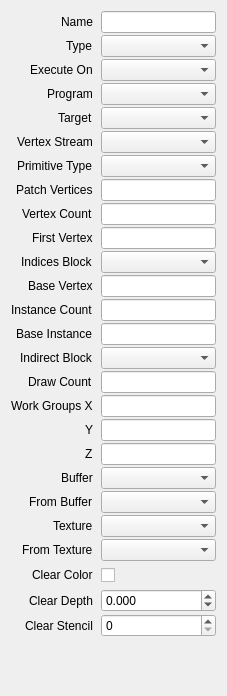
Before: the Qt Designer form src/session/CallProperties.ui in houmain/gpupad, drawn with Qt 5.
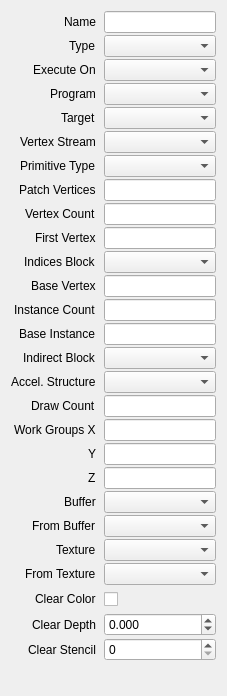
After: the same form once the commit is applied. Custom widgets are drawn as their Qt base class.

Commit message: More work on Ray Tracing call

Diff of the .ui file:
```diff
--- a/src/session/CallProperties.ui
+++ b/src/session/CallProperties.ui
@@ -34,6 +34,16 @@
      <property name="bottomMargin">
       <number>0</number>
      </property>
+     <item row="0" column="0">
+      <widget class="QLabel" name="labelName">
+       <property name="text">
+        <string>Name</string>
+       </property>
+      </widget>
+     </item>
+     <item row="0" column="1">
+      <widget class="QLineEdit" name="name"/>
+     </item>
      <item row="1" column="0">
       <widget class="QLabel" name="labelType">
        <property name="text">
@@ -164,104 +174,97 @@
      <item row="13" column="1">
       <widget class="ExpressionLineEdit" name="baseInstance"/>
      </item>
-     <item row="14" column="0">
-      <widget class="QLabel" name="labelIndirectBufferBlock">
-       <property name="text">
-        <string>Indirect Block</string>
-       </property>
-      </widget>
-     </item>
      <item row="14" column="1">
       <widget class="ReferenceComboBox" name="indirectBufferBlock"/>
      </item>
-     <item row="15" column="0">
+     <item row="16" column="0">
       <widget class="QLabel" name="labelDrawCount">
        <property name="text">
         <string>Draw Count</string>
        </property>
       </widget>
      </item>
-     <item row="15" column="1">
+     <item row="16" column="1">
       <widget class="ExpressionLineEdit" name="drawCount"/>
      </item>
-     <item row="16" column="0">
+     <item row="17" column="0">
       <widget class="QLabel" name="labelWorkGroupsX">
        <property name="text">
         <string>Work Groups X</string>
        </property>
       </widget>
      </item>
-     <item row="16" column="1">
+     <item row="17" column="1">
       <widget class="ExpressionLineEdit" name="workGroupsX"/>
      </item>
-     <item row="17" column="0">
+     <item row="18" column="0">
       <widget class="QLabel" name="labelWorkGroupsY">
        <property name="text">
         <string>Y</string>
        </property>
       </widget>
      </item>
-     <item row="17" column="1">
+     <item row="18" column="1">
       <widget class="ExpressionLineEdit" name="workGroupsY"/>
      </item>
-     <item row="18" column="0">
+     <item row="19" column="0">
       <widget class="QLabel" name="labelWorkGroupsZ">
        <property name="text">
         <string>Z</string>
        </property>
       </widget>
      </item>
-     <item row="18" column="1">
+     <item row="19" column="1">
       <widget class="ExpressionLineEdit" name="workGroupsZ"/>
      </item>
-     <item row="19" column="0">
+     <item row="20" column="0">
       <widget class="QLabel" name="labelBuffer">
        <property name="text">
         <string>Buffer</string>
        </property>
       </widget>
      </item>
-     <item row="19" column="1">
+     <item row="20" column="1">
       <widget class="ReferenceComboBox" name="buffer"/>
      </item>
-     <item row="20" column="0">
+     <item row="21" column="0">
       <widget class="QLabel" name="labelFromBuffer">
        <property name="text">
         <string>From Buffer</string>
        </property>
       </widget>
      </item>
-     <item row="20" column="1">
+     <item row="21" column="1">
       <widget class="ReferenceComboBox" name="fromBuffer"/>
      </item>
-     <item row="21" column="0">
+     <item row="22" column="0">
       <widget class="QLabel" name="labelTexture">
        <property name="text">
         <string>Texture</string>
        </property>
       </widget>
      </item>
-     <item row="21" column="1">
+     <item row="22" column="1">
       <widget class="ReferenceComboBox" name="texture"/>
      </item>
-     <item row="22" column="0">
+     <item row="23" column="0">
       <widget class="QLabel" name="labelFromTexture">
        <property name="text">
         <string>From Texture</string>
        </property>
       </widget>
      </item>
-     <item row="22" column="1">
+     <item row="23" column="1">
       <widget class="ReferenceComboBox" name="fromTexture"/>
      </item>
-     <item row="23" column="0">
+     <item row="24" column="0">
       <widget class="QLabel" name="labelClearColor">
        <property name="text">
         <string>Clear Color</string>
        </property>
       </widget>
      </item>
-     <item row="23" column="1">
+     <item row="24" column="1">
       <widget class="ColorPicker" name="clearColor">
        <property name="minimumSize">
         <size>
@@ -271,14 +274,14 @@
        </property>
       </widget>
      </item>
-     <item row="24" column="0">
+     <item row="25" column="0">
       <widget class="QLabel" name="labelClearDepth">
        <property name="text">
         <string>Clear Depth</string>
        </property>
       </widget>
      </item>
-     <item row="24" column="1">
+     <item row="25" column="1">
       <widget class="QDoubleSpinBox" name="clearDepth">
        <property name="decimals">
         <number>3</number>
@@ -294,30 +297,37 @@
        </property>
       </widget>
      </item>
-     <item row="25" column="0">
+     <item row="26" column="0">
       <widget class="QLabel" name="labelClearStencil">
        <property name="text">
         <string>Clear Stencil</string>
        </property>
       </widget>
      </item>
-     <item row="25" column="1">
+     <item row="26" column="1">
       <widget class="QSpinBox" name="clearStencil">
        <property name="maximum">
         <number>255</number>
        </property>
       </widget>
      </item>
-     <item row="0" column="1">
-      <widget class="QLineEdit" name="name"/>
+     <item row="14" column="0">
+      <widget class="QLabel" name="labelIndirectBufferBlock">
+       <property name="text">
+        <string>Indirect Block</string>
+       </property>
+      </widget>
      </item>
-     <item row="0" column="0">
-      <widget class="QLabel" name="labelName">
+     <item row="15" column="0">
+      <widget class="QLabel" name="labelAccelerationStructure">
        <property name="text">
-        <string>Name</string>
+        <string>Accel. Structure</string>
        </property>
       </widget>
      </item>
+     <item row="15" column="1">
+      <widget class="ReferenceComboBox" name="accelerationStructure"/>
+     </item>
     </layout>
    </item>
   </layout>
```
The commit also changes 16 other files.
